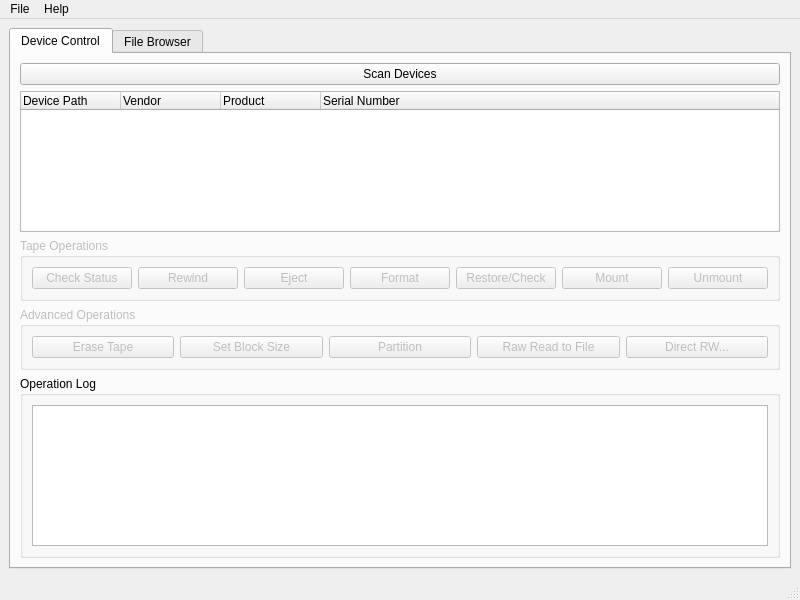
Qt form src/MainWindow.ui (Gypsop/QLTOTapeMan) before a commit.
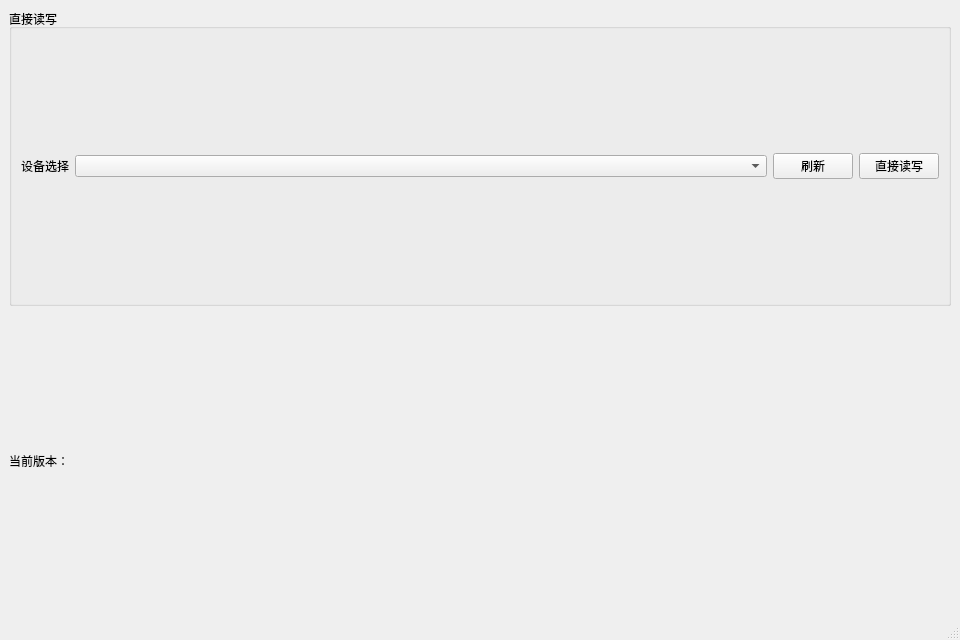
The same form after that commit.

The edit to the form file:
```diff
--- a/src/MainWindow.ui
+++ b/src/MainWindow.ui
@@ -6,8 +6,8 @@
    <rect>
     <x>0</x>
     <y>0</y>
-    <width>800</width>
-    <height>600</height>
+    <width>960</width>
+    <height>640</height>
    </rect>
   </property>
   <property name="windowTitle">
@@ -16,148 +16,39 @@
   <widget class="QWidget" name="centralwidget">
    <layout class="QVBoxLayout" name="verticalLayout">
     <item>
-     <widget class="QTabWidget" name="tabWidget">
-      <property name="currentIndex">
-       <number>0</number>
-      </property>
-      <widget class="QWidget" name="tabDevice">
-       <attribute name="title">
-        <string>Device Control</string>
-       </attribute>
-       <layout class="QVBoxLayout" name="verticalLayout_Device">
-        <item>
-         <widget class="QPushButton" name="btnScan">
-          <property name="text">
-           <string>Scan Devices</string>
-          </property>
-         </widget>
-        </item>
-        <item>
-         <widget class="QTreeWidget" name="treeDevices">
-          <column>
-           <property name="text">
-            <string>Device Path</string>
-           </property>
-          </column>
-          <column>
-           <property name="text">
-            <string>Vendor</string>
-           </property>
-          </column>
-          <column>
-           <property name="text">
-            <string>Product</string>
-           </property>
-          </column>
-          <column>
-           <property name="text">
-            <string>Serial Number</string>
-           </property>
-          </column>
-         </widget>
-        </item>
-        <item>
-         <widget class="QGroupBox" name="groupBoxOperations">
-          <property name="enabled">
-           <bool>false</bool>
-          </property>
+         <widget class="QGroupBox" name="groupDirect">
           <property name="title">
-           <string>Tape Operations</string>
+             <string>直接读写</string>
           </property>
           <layout class="QHBoxLayout" name="horizontalLayout">
            <item>
-            <widget class="QPushButton" name="btnStatus">
+                <widget class="QLabel" name="labelDevice">
              <property name="text">
-              <string>Check Status</string>
+                    <string>设备选择</string>
              </property>
             </widget>
            </item>
            <item>
-            <widget class="QPushButton" name="btnRewind">
-             <property name="text">
-              <string>Rewind</string>
+                <widget class="QComboBox" name="comboDevices">
+                 <property name="sizePolicy">
+                    <sizepolicy hsizetype="Expanding" vsizetype="Fixed">
+                     <horstretch>0</horstretch>
+                     <verstretch>0</verstretch>
+                    </sizepolicy>
              </property>
             </widget>
            </item>
            <item>
             <widget class="QPushButton" name="btnEject">
              <property name="text">
-              <string>Eject</string>
-             </property>
-            </widget>
-           </item>
-           <item>
-            <widget class="QPushButton" name="btnFormat">
-             <property name="text">
-              <string>Format</string>
-             </property>
-            </widget>
-           </item>
-           <item>
-            <widget class="QPushButton" name="btnCheck">
-             <property name="text">
-              <string>Restore/Check</string>
-             </property>
-            </widget>
-           </item>
-           <item>
-            <widget class="QPushButton" name="btnMount">
-             <property name="text">
-              <string>Mount</string>
-             </property>
-            </widget>
-           </item>
-           <item>
-            <widget class="QPushButton" name="btnUnmount">
-             <property name="text">
-              <string>Unmount</string>
-             </property>
-            </widget>
-           </item>
-          </layout>
-         </widget>
-        </item>
-        <item>
-         <widget class="QGroupBox" name="grpAdvancedOps">
-          <property name="enabled">
-           <bool>false</bool>
-          </property>
-          <property name="title">
-           <string>Advanced Operations</string>
-          </property>
-          <layout class="QHBoxLayout" name="horizontalLayout_Adv">
-           <item>
-            <widget class="QPushButton" name="btnErase">
-             <property name="text">
-              <string>Erase Tape</string>
-             </property>
-            </widget>
-           </item>
-           <item>
-            <widget class="QPushButton" name="btnSetBlock">
-             <property name="text">
-              <string>Set Block Size</string>
-             </property>
-            </widget>
-           </item>
-           <item>
-            <widget class="QPushButton" name="btnPartition">
-             <property name="text">
-              <string>Partition</string>
-             </property>
-            </widget>
-           </item>
-           <item>
-            <widget class="QPushButton" name="btnRawRead">
-             <property name="text">
-              <string>Raw Read to File</string>
+                    <string>刷新</string>
              </property>
             </widget>
            </item>
               <item>
                <widget class="QPushButton" name="btnDirectRW">
                 <property name="text">
-                 <string>Direct RW...</string>
+                    <string>直接读写</string>
                 </property>
                </widget>
               </item>
@@ -165,58 +56,13 @@
          </widget>
         </item>
         <item>
-         <widget class="QGroupBox" name="groupBoxLog">
-          <property name="title">
-           <string>Operation Log</string>
-          </property>
-          <layout class="QVBoxLayout" name="verticalLayout_2">
-           <item>
-            <widget class="QTextEdit" name="textLog">
-             <property name="readOnly">
-              <bool>true</bool>
-             </property>
+         <widget class="QLabel" name="labelVersion">
+            <property name="text">
+             <string>当前版本：</string>
+            </property>
             </widget>
            </item>
           </layout>
-         </widget>
-        </item>
-       </layout>
-      </widget>
-      <widget class="QWidget" name="tabBrowser">
-       <attribute name="title">
-        <string>File Browser</string>
-       </attribute>
-       <layout class="QVBoxLayout" name="verticalLayout_Browser"/>
-      </widget>
-     </widget>
-    </item>
-   </layout>
-  </widget>
-  <widget class="QMenuBar" name="menubar">
-   <property name="geometry">
-    <rect>
-     <x>0</x>
-     <y>0</y>
-     <width>800</width>
-     <height>30</height>
-    </rect>
-   </property>
-   <widget class="QMenu" name="menuFile">
-    <property name="title">
-     <string>File</string>
-    </property>
-    <addaction name="actionSettings"/>
-    <addaction name="separator"/>
-    <addaction name="actionExit"/>
-   </widget>
-   <widget class="QMenu" name="menuHelp">
-    <property name="title">
-     <string>Help</string>
-    </property>
-    <addaction name="actionAbout"/>
-   </widget>
-   <addaction name="menuFile"/>
-   <addaction name="menuHelp"/>
   </widget>
   <widget class="QStatusBar" name="statusbar"/>
   <action name="actionSettings">
```
Left out of the diff: 17 changed lines with no effect on the pictures. Lines whose indentation alone changed are shown as unchanged.
